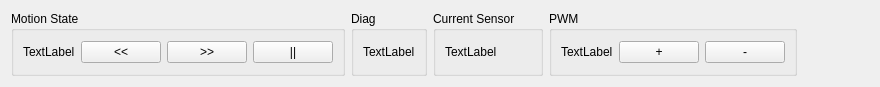
Old version of the form ui/StateWidget.ui in the repository ivantaran/myrotator-gui.
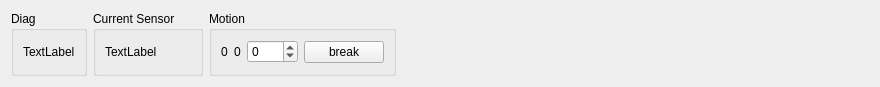
New version of the form.

What changed in the file:
```diff
--- a/ui/StateWidget.ui
+++ b/ui/StateWidget.ui
@@ -14,43 +14,6 @@
    <string>Form</string>
   </property>
   <layout class="QHBoxLayout" name="horizontalLayout">
-   <item>
-    <widget class="QGroupBox" name="groupBox_2">
-     <property name="title">
-      <string>Motion State</string>
-     </property>
-     <layout class="QHBoxLayout" name="horizontalLayout_5">
-      <item>
-       <widget class="QLabel" name="labelMotion">
-        <property name="text">
-         <string>TextLabel</string>
-        </property>
-       </widget>
-      </item>
-      <item>
-       <widget class="QPushButton" name="buttonMotionLeft">
-        <property name="text">
-         <string>&lt;&lt;</string>
-        </property>
-       </widget>
-      </item>
-      <item>
-       <widget class="QPushButton" name="buttonMotionRight">
-        <property name="text">
-         <string>&gt;&gt;</string>
-        </property>
-       </widget>
-      </item>
-      <item>
-       <widget class="QPushButton" name="buttonMotionBrake">
-        <property name="text">
-         <string>||</string>
-        </property>
-       </widget>
-      </item>
-     </layout>
-    </widget>
-   </item>
    <item>
     <widget class="QGroupBox" name="groupBox_5">
      <property name="title">
@@ -86,27 +49,46 @@
    <item>
     <widget class="QGroupBox" name="groupBox_4">
      <property name="title">
-      <string>PWM</string>
+      <string>Motion</string>
      </property>
      <layout class="QHBoxLayout" name="horizontalLayout_3">
+      <item>
+       <widget class="QLabel" name="labelMotion">
+        <property name="text">
+         <string>0</string>
+        </property>
+        <property name="margin">
+         <number>28</number>
+        </property>
+       </widget>
+      </item>
       <item>
        <widget class="QLabel" name="labelPwm">
         <property name="text">
-         <string>TextLabel</string>
+         <string>0</string>
         </property>
+        <property name="margin">
+         <number>28</number>
+        </property>
        </widget>
       </item>
       <item>
-       <widget class="QPushButton" name="buttonPwmIncrease">
-        <property name="text">
-         <string>+</string>
+       <widget class="QSpinBox" name="spinBoxMotion">
+        <property name="minimum">
+         <number>-255</number>
         </property>
+        <property name="maximum">
+         <number>255</number>
+        </property>
+        <property name="singleStep">
+         <number>10</number>
+        </property>
        </widget>
       </item>
       <item>
-       <widget class="QPushButton" name="buttonPwmDecrease">
+       <widget class="QPushButton" name="buttonMotionBrake">
         <property name="text">
-         <string>-</string>
+         <string>break</string>
         </property>
        </widget>
       </item>
```
